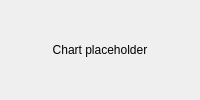
Qt form ui/StockChart.ui (PragnyaKhandelwal/StockSense) before a commit.
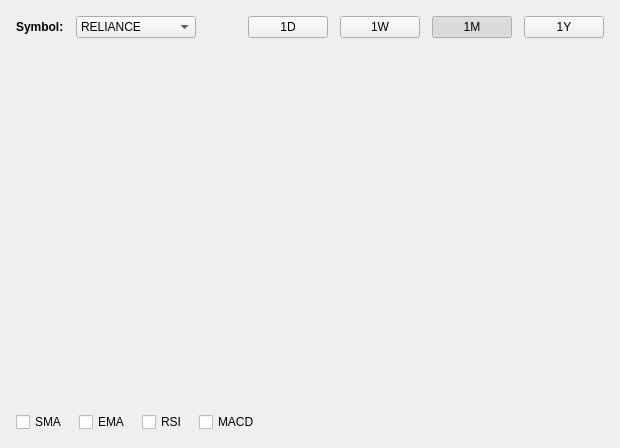
The same form after that commit.

Commit message: solve the build errors ...given you the frontend part in both react and qt check it out update the code accordingly.

```diff
--- a/ui/StockChart.ui
+++ b/ui/StockChart.ui
@@ -6,14 +6,211 @@
    <string>Stock Chart</string>
   </property>
   <layout class="QVBoxLayout" name="verticalLayout">
+   <property name="spacing">
+    <number>12</number>
+   </property>
+   <property name="leftMargin">
+    <number>16</number>
+   </property>
+   <property name="topMargin">
+    <number>16</number>
+   </property>
+   <property name="rightMargin">
+    <number>16</number>
+   </property>
+   <property name="bottomMargin">
+    <number>16</number>
+   </property>
    <item>
-    <widget class="QLabel" name="chartPlaceholder">
-     <property name="text">
-      <string>Chart placeholder</string>
+    <widget class="QWidget" name="chartControls">
+     <layout class="QHBoxLayout" name="controlsLayout">
+      <property name="spacing">
+       <number>12</number>
+      </property>
+      <property name="leftMargin">
+       <number>0</number>
+      </property>
+      <property name="topMargin">
+       <number>0</number>
+      </property>
+      <property name="rightMargin">
+       <number>0</number>
+      </property>
+      <property name="bottomMargin">
+       <number>0</number>
+      </property>
+      <item>
+       <widget class="QLabel" name="symbolLabel">
+        <property name="text">
+         <string>Symbol:</string>
+        </property>
+        <property name="font">
+         <font>
+          <weight>75</weight>
+          <bold>true</bold>
+         </font>
+        </property>
+       </widget>
+      </item>
+      <item>
+       <widget class="QComboBox" name="symbolCombo">
+        <property name="minimumSize">
+         <size>
+          <width>120</width>
+          <height>0</height>
+         </size>
+        </property>
+        <item>
+         <property name="text">
+          <string>RELIANCE</string>
+         </property>
+        </item>
+        <item>
+         <property name="text">
+          <string>TCS</string>
+         </property>
+        </item>
+        <item>
+         <property name="text">
+          <string>INFY</string>
+         </property>
+        </item>
+        <item>
+         <property name="text">
+          <string>HDFC</string>
+         </property>
+        </item>
+       </widget>
+      </item>
+      <item>
+       <spacer name="horizontalSpacer">
+        <property name="orientation">
+         <enum>Qt::Horizontal</enum>
+        </property>
+        <property name="sizeHint" stdset="0">
+         <size>
+          <width>40</width>
+          <height>20</height>
+         </size>
+        </property>
+       </spacer>
+      </item>
+      <item>
+       <widget class="QPushButton" name="btn1D">
+        <property name="text">
+         <string>1D</string>
+        </property>
+        <property name="checkable">
+         <bool>true</bool>
+        </property>
+       </widget>
+      </item>
+      <item>
+       <widget class="QPushButton" name="btn1W">
+        <property name="text">
+         <string>1W</string>
+        </property>
+        <property name="checkable">
+         <bool>true</bool>
+        </property>
+       </widget>
+      </item>
+      <item>
+       <widget class="QPushButton" name="btn1M">
+        <property name="text">
+         <string>1M</string>
+        </property>
+        <property name="checkable">
+         <bool>true</bool>
+        </property>
+        <property name="checked">
+         <bool>true</bool>
+        </property>
+       </widget>
+      </item>
+      <item>
+       <widget class="QPushButton" name="btn1Y">
+        <property name="text">
+         <string>1Y</string>
+        </property>
+        <property name="checkable">
+         <bool>true</bool>
+        </property>
+       </widget>
+      </item>
+     </layout>
+    </widget>
+   </item>
+   <item>
+    <widget class="QWidget" name="chartContainer">
+     <property name="minimumSize">
+      <size>
+       <width>0</width>
+       <height>350</height>
+      </size>
      </property>
-     <property name="alignment">
-      <set>Qt::AlignCenter</set>
-     </property>
+    </widget>
+   </item>
+   <item>
+    <widget class="QWidget" name="indicatorsPanel">
+     <layout class="QHBoxLayout" name="indicatorsLayout">
+      <property name="spacing">
+       <number>12</number>
+      </property>
+      <property name="leftMargin">
+       <number>0</number>
+      </property>
+      <property name="topMargin">
+       <number>0</number>
+      </property>
+      <property name="rightMargin">
+       <number>0</number>
+      </property>
+      <property name="bottomMargin">
+       <number>0</number>
+      </property>
+      <item>
+       <widget class="QCheckBox" name="checkSMA">
+        <property name="text">
+         <string>SMA</string>
+        </property>
+       </widget>
+      </item>
+      <item>
+       <widget class="QCheckBox" name="checkEMA">
+        <property name="text">
+         <string>EMA</string>
+        </property>
+       </widget>
+      </item>
+      <item>
+       <widget class="QCheckBox" name="checkRSI">
+        <property name="text">
+         <string>RSI</string>
+        </property>
+       </widget>
+      </item>
+      <item>
+       <widget class="QCheckBox" name="checkMACD">
+        <property name="text">
+         <string>MACD</string>
+        </property>
+       </widget>
+      </item>
+      <item>
+       <spacer name="horizontalSpacer_2">
+        <property name="orientation">
+         <enum>Qt::Horizontal</enum>
+        </property>
+        <property name="sizeHint" stdset="0">
+         <size>
+          <width>40</width>
+          <height>20</height>
+         </size>
+        </property>
+       </spacer>
+      </item>
+     </layout>
     </widget>
    </item>
   </layout>
```
Left out of the diff: 2 changed lines with no effect on the pictures. The commit also changes 86 other files.
